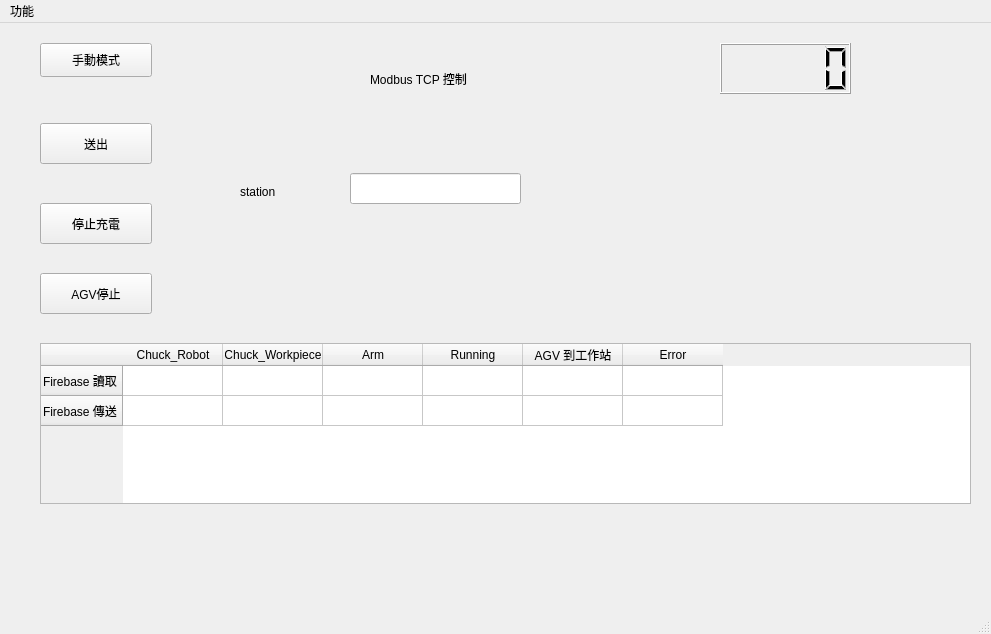
Above: pyqt5_designer/ui/Second_Window.ui from hj8239ka45/factory_of_modbus before the change. Below: the same form after it.
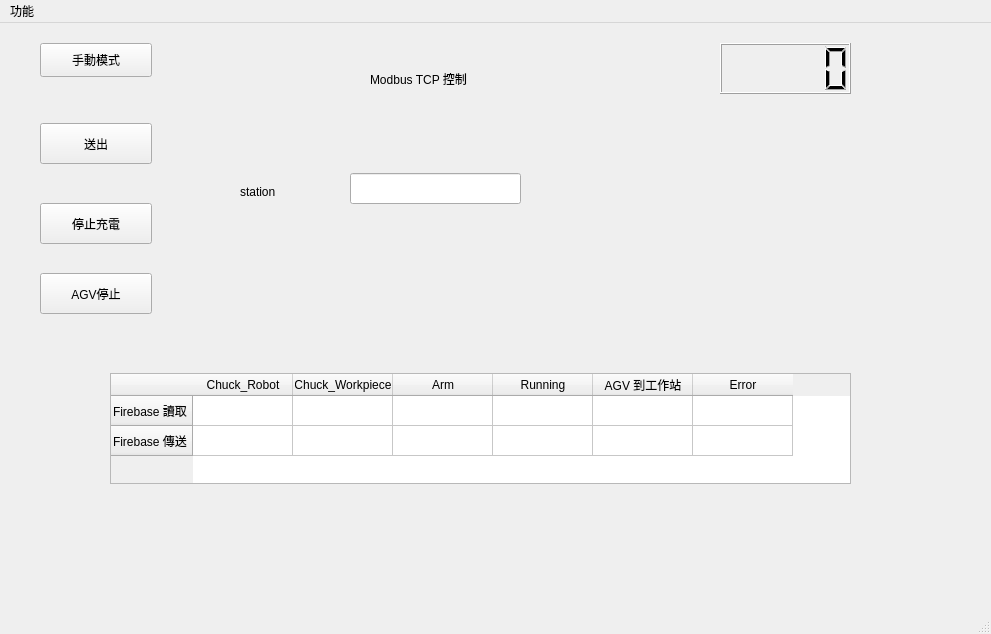
That is the form after the change.

```diff
--- a/pyqt5_designer/ui/Second_Window.ui
+++ b/pyqt5_designer/ui/Second_Window.ui
@@ -115,18 +115,36 @@
    <widget class="QTableWidget" name="table_firebase">
     <property name="geometry">
      <rect>
-      <x>40</x>
-      <y>320</y>
-      <width>931</width>
-      <height>161</height>
+      <x>110</x>
+      <y>350</y>
+      <width>741</width>
+      <height>111</height>
      </rect>
     </property>
+    <property name="autoFillBackground">
+     <bool>false</bool>
+    </property>
     <property name="rowCount">
      <number>2</number>
     </property>
     <property name="columnCount">
      <number>6</number>
     </property>
+    <attribute name="horizontalHeaderVisible">
+     <bool>true</bool>
+    </attribute>
+    <attribute name="horizontalHeaderCascadingSectionResizes">
+     <bool>false</bool>
+    </attribute>
+    <attribute name="horizontalHeaderShowSortIndicator" stdset="0">
+     <bool>false</bool>
+    </attribute>
+    <attribute name="horizontalHeaderStretchLastSection">
+     <bool>false</bool>
+    </attribute>
+    <attribute name="verticalHeaderCascadingSectionResizes">
+     <bool>false</bool>
+    </attribute>
     <row>
      <property name="text">
       <string>Firebase 讀取</string>
```
